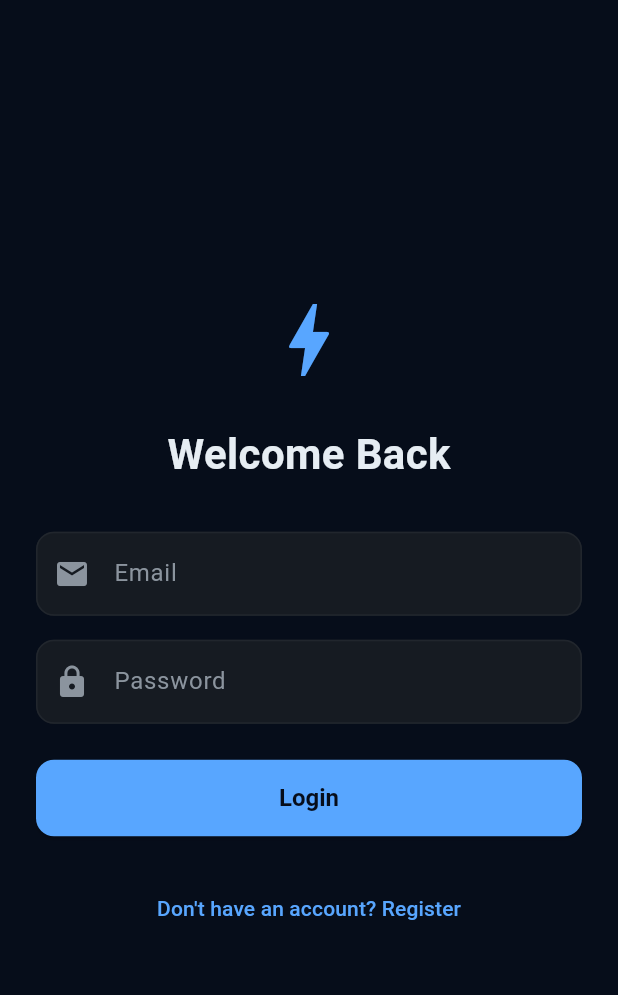
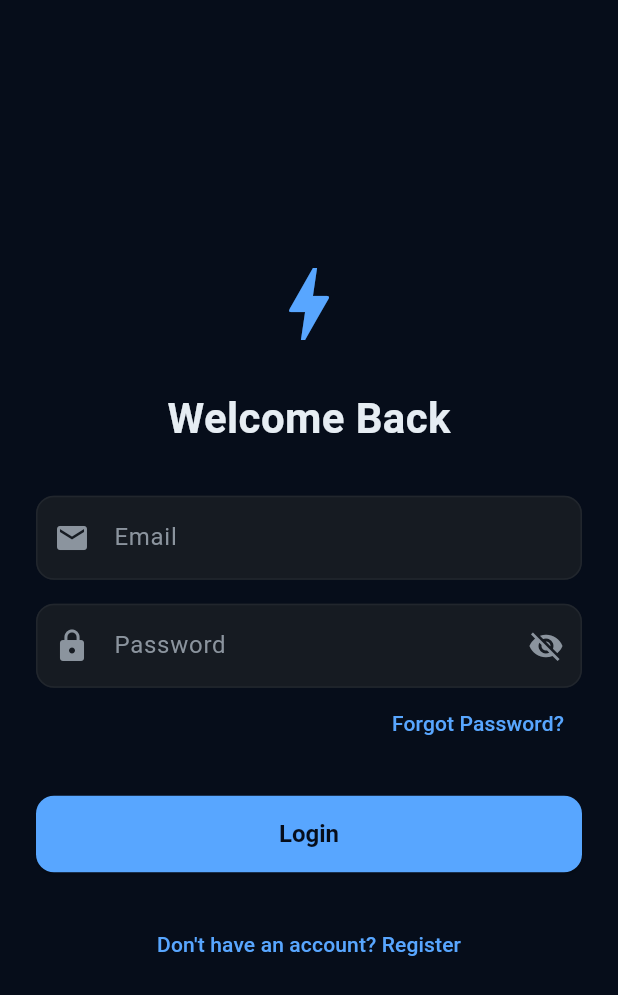
Before and after one commit to abdulhanan10/BioMechAI, a Flutter app: the screen it shows after launch, on a phone screen of 412 x 824 dp. Shown: the top 995 px of the screen. Run offline on Flutter 3.47's test engine with Material 3 defaults, Android fonts, the phone set to English and light mode, and no system bars; our stand-ins replace camera, cloud_firestore, firebase_auth, firebase_core, firebase_storage, table_calendar and 1 more; missing offline and left inert: google_mlkit_pose_detection; accounts and stored records are empty.

Commit message:
Add forgot password, toggles, confirm password, and update Render URL

```diff
--- a/lib/screens/login_screen.dart
+++ b/lib/screens/login_screen.dart
@@ -13,6 +13,7 @@ class LoginScreen extends StatefulWidget {
 class _LoginScreenState extends State<LoginScreen> {
   final _emailCtrl = TextEditingController();
   final _passCtrl = TextEditingController();
+  bool _obscurePassword = true;
 
   Future<void> _login() async {
     final auth = Provider.of<AuthProvider>(context, listen: false);
@@ -54,9 +55,34 @@ class _LoginScreenState extends State<LoginScreen> {
                 const SizedBox(height: 16),
                 TextField(
                   controller: _passCtrl,
-                  obscureText: true,
+                  obscureText: _obscurePassword,
                   style: const TextStyle(color: AppTheme.text),
-                  decoration: const InputDecoration(labelText: 'Password', prefixIcon: Icon(Icons.lock, color: AppTheme.muted)),
+                  decoration: InputDecoration(
+                    labelText: 'Password',
+                    prefixIcon: const Icon(Icons.lock, color: AppTheme.muted),
+                    suffixIcon: IconButton(
+                      icon: Icon(_obscurePassword ? Icons.visibility_off : Icons.visibility, color: AppTheme.muted),
+                      onPressed: () => setState(() => _obscurePassword = !_obscurePassword),
+                    ),
+                  ),
+                ),
+                Align(
+                  alignment: Alignment.centerRight,
+                  child: TextButton(
+                    onPressed: () async {
+                      if (_emailCtrl.text.isEmpty) {
+                        if (mounted) ScaffoldMessenger.of(context).showSnackBar(const SnackBar(content: Text('Please enter your email first')));
+                        return;
+                      }
+                      try {
+                        await auth.resetPassword(_emailCtrl.text.trim());
+                        if (mounted) ScaffoldMessenger.of(context).showSnackBar(const SnackBar(content: Text('Password reset email sent')));
+                      } catch (e) {
+                        if (mounted) ScaffoldMessenger.of(context).showSnackBar(SnackBar(content: Text('Error: ${e.toString()}')));
+                      }
+                    },
+                    child: const Text('Forgot Password?', style: TextStyle(color: AppTheme.blue)),
+                  ),
                 ),
                 const SizedBox(height: 24),
                 if (auth.error != null)
--- a/lib/services/exercise_recognition_service.dart
+++ b/lib/services/exercise_recognition_service.dart
@@ -7,7 +7,6 @@ import 'pose_detection_service.dart';
 
 class ExerciseRecognitionService {
   final PoseDetectionService _poseService;
-  static const String PC_IP = '192.168.1.100'; // Update with actual IP
 
   String? confirmedExercise;
   double confidence = 0.0;
@@ -96,7 +95,7 @@ class ExerciseRecognitionService {
   Future<void> sendToAPI(List<List<List<double>>> landmarks) async {
     try {
       final response = await http.post(
-        Uri.parse('http://$PC_IP:5000/classify'),
+        Uri.parse('https://biomechai-server.onrender.com/classify'),
         headers: {'Content-Type': 'application/json'},
         body: jsonEncode({
           'landmarks': landmarks,
--- a/lib/services/firebase_service.dart
+++ b/lib/services/firebase_service.dart
@@ -68,6 +68,10 @@ class FirebaseService {
 
   Future<void> logout() async {
     await _auth.signOut();
+  }
+
+  Future<void> resetPassword(String email) async {
+    await _auth.sendPasswordResetEmail(email: email);
   }
 
   // User Data
```
Also changed, not shown: lib/providers/auth_provider.dart (+12 -0 lines), lib/screens/register_screen.dart (+32 -1 lines).
